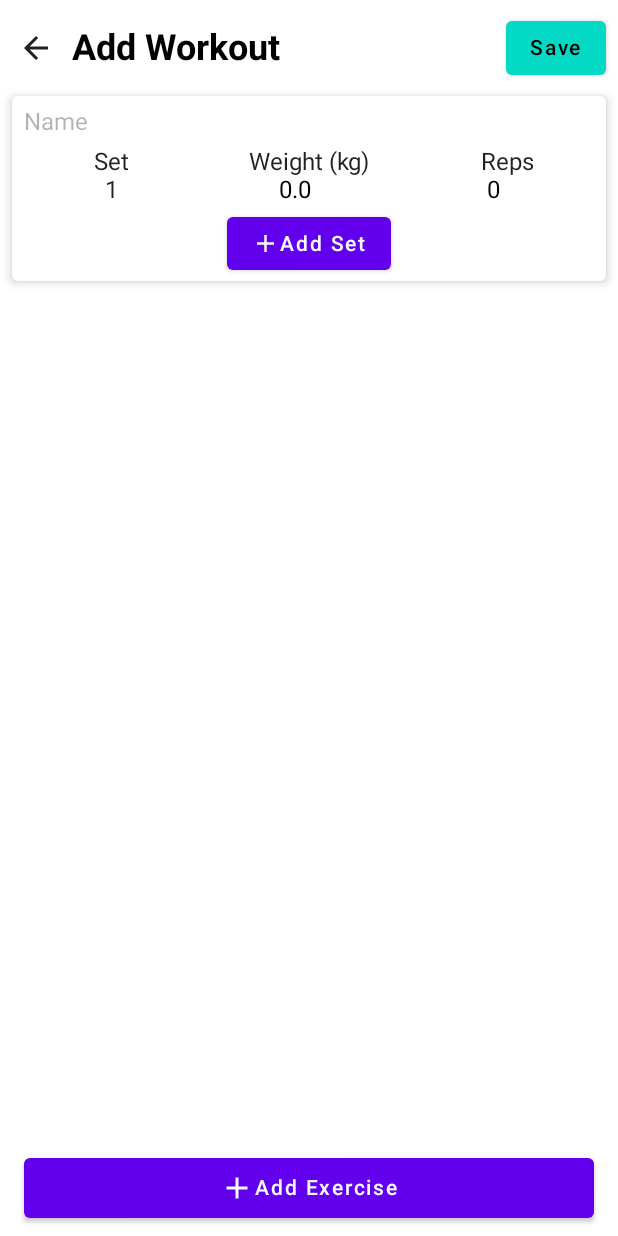
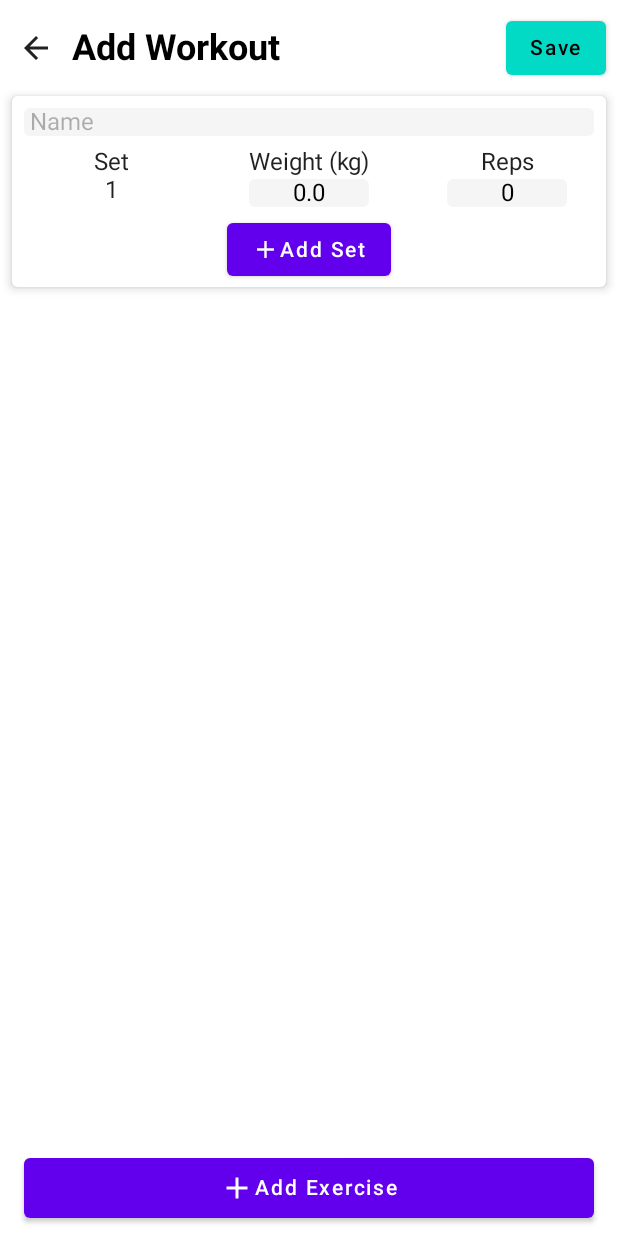
Before and after one commit to dillonpike/Gym-Tracker, an Android app built with Jetpack Compose: the WorkoutTrackingScreen screen opened through its navigation route, on a phone screen of 412 x 824 dp. Run offline under Robolectric (Android 15) with nearby library versions, the phone set to English and light mode, and no system bars; our stand-ins replace Room's generated code, livedata-compose.

Commit message:
UI updates

```diff
--- /dev/null
+++ b/app/src/main/java/nz/ac/uclive/dkp33/fitnesstracker/ui/composables/CustomTextField.kt
@@ -0,0 +1,82 @@
+package nz.ac.uclive.dkp33.fitnesstracker.ui.composables
+
+import androidx.compose.foundation.background
+import androidx.compose.foundation.isSystemInDarkTheme
+import androidx.compose.foundation.layout.Box
+import androidx.compose.foundation.layout.Row
+import androidx.compose.foundation.layout.padding
+import androidx.compose.foundation.layout.width
+import androidx.compose.foundation.text.BasicTextField
+import androidx.compose.foundation.text.KeyboardOptions
+import androidx.compose.material.LocalTextStyle
+import androidx.compose.material.MaterialTheme
+import androidx.compose.material.Text
+import androidx.compose.runtime.Composable
+import androidx.compose.ui.Alignment
+import androidx.compose.ui.Modifier
+import androidx.compose.ui.graphics.Color
+import androidx.compose.ui.graphics.SolidColor
+import androidx.compose.ui.res.stringResource
+import androidx.compose.ui.text.style.TextAlign
+import androidx.compose.ui.unit.Dp
+import androidx.compose.ui.unit.TextUnit
+import androidx.compose.ui.unit.dp
+import nz.ac.uclive.dkp33.fitnesstracker.R
+import nz.ac.uclive.dkp33.fitnesstracker.ui.theme.LightLightGray
+
+@Composable
+fun CustomTextField(
+    value: String,
+    onValueChange: (String) -> Unit,
+    modifier: Modifier = Modifier,
+    leadingIcon: (@Composable () -> Unit)? = null,
+    trailingIcon: (@Composable () -> Unit)? = null,
+    placeholderText: String = stringResource(R.string.text_field_placeholder),
+    fontSize: TextUnit = MaterialTheme.typography.body2.fontSize,
+    textAlign: TextAlign = TextAlign.Left,
+    keyboardOptions: KeyboardOptions = KeyboardOptions.Default,
+    width: Dp = 80.dp
+) {
+    val backgroundColor = if (isSystemInDarkTheme()) {
+        Color.DarkGray
+    } else {
+        LightLightGray
+    }
+    BasicTextField(
+        modifier = modifier
+            .background(
+                backgroundColor,
+                MaterialTheme.shapes.small,
+            )
+            .width(width),
+        value = value,
+        onValueChange = { onValueChange(it) },
+        keyboardOptions = keyboardOptions,
+        singleLine = true,
+        cursorBrush = SolidColor(MaterialTheme.colors.primary),
+        textStyle = LocalTextStyle.current.copy(
+            color = MaterialTheme.colors.onSurface,
+            fontSize = fontSize,
+            textAlign = textAlign
+        ),
+        decorationBox = { innerTextField ->
+            Row(
+                verticalAlignment = Alignment.CenterVertically,
+                modifier = Modifier.padding(horizontal = 4.dp)
+            ) {
+                if (leadingIcon != null) leadingIcon()
+                Box(Modifier.weight(1f)) {
+                    if (value.isEmpty()) Text(
+                        placeholderText,
+                        style = LocalTextStyle.current.copy(
+                            color = MaterialTheme.colors.onSurface.copy(alpha = 0.3f),
+                            fontSize = fontSize
+                        )
+                    )
+                    innerTextField()
+                }
+                if (trailingIcon != null) trailingIcon()
+            }
+        }
+    )
+}
--- a/app/src/main/java/nz/ac/uclive/dkp33/fitnesstracker/ui/screens/AddWorkoutScreen.kt
+++ b/app/src/main/java/nz/ac/uclive/dkp33/fitnesstracker/ui/screens/AddWorkoutScreen.kt
@@ -2,11 +2,9 @@ package nz.ac.uclive.dkp33.fitnesstracker.ui.screens
 
 import android.annotation.SuppressLint
 import android.widget.Toast
-import androidx.compose.foundation.background
 import androidx.compose.foundation.layout.*
 import androidx.compose.foundation.lazy.LazyColumn
 import androidx.compose.foundation.lazy.itemsIndexed
-import androidx.compose.foundation.text.BasicTextField
 import androidx.compose.foundation.text.KeyboardOptions
 import androidx.compose.material.*
 import androidx.compose.material.MaterialTheme.colors
@@ -18,25 +16,23 @@ import androidx.compose.runtime.livedata.observeAsState
 import androidx.compose.ui.Alignment
 import androidx.compose.ui.ExperimentalComposeUiApi
 import androidx.compose.ui.Modifier
-import androidx.compose.ui.graphics.SolidColor
 import androidx.compose.ui.platform.LocalContext
 import androidx.compose.ui.res.stringResource
-import androidx.compose.ui.text.font.FontWeight
 import androidx.compose.ui.text.input.KeyboardType
 import androidx.compose.ui.text.style.TextAlign
 import androidx.compose.ui.tooling.preview.Preview
-import androidx.compose.ui.unit.TextUnit
 import androidx.compose.ui.unit.dp
 import androidx.compose.ui.unit.sp
 import androidx.lifecycle.viewmodel.compose.viewModel
 import androidx.navigation.NavController
 import androidx.navigation.compose.rememberNavController
-import nz.ac.uclive.dkp33.fitnesstracker.ui.AppViewModelProvider
 import nz.ac.uclive.dkp33.fitnesstracker.R
 import nz.ac.uclive.dkp33.fitnesstracker.Screen
 import nz.ac.uclive.dkp33.fitnesstracker.model.Exercise
 import nz.ac.uclive.dkp33.fitnesstracker.model.WorkoutViewModel
+import nz.ac.uclive.dkp33.fitnesstracker.ui.AppViewModelProvider
 import nz.ac.uclive.dkp33.fitnesstracker.ui.composables.BackButton
+import nz.ac.uclive.dkp33.fitnesstracker.ui.composables.CustomTextField
 import nz.ac.uclive.dkp33.fitnesstracker.ui.composables.ScreenHeading
 import nz.ac.uclive.dkp33.fitnesstracker.ui.theme.FitnessTrackerTheme
 
@@ -50,7 +46,9 @@ fun WorkoutTrackingScreen(navController: NavController, workoutViewModel: Workou
         topBar = {
             Row(
                 verticalAlignment = Alignment.CenterVertically,
-                modifier = Modifier.fillMaxWidth().padding(top = 8.dp)
+                modifier = Modifier
+                    .fillMaxWidth()
+                    .padding(top = 8.dp)
             ) {
                 BackButton(navController)
                 ScreenHeading(text = stringResource(R.string.add_workout_heading))
@@ -111,7 +109,9 @@ private fun AddExerciseButton(workoutViewModel: WorkoutViewModel) {
         onClick = {
             workoutViewModel.addExercise()
         },
-        modifier = Modifier.fillMaxWidth().padding(vertical = 8.dp, horizontal=16.dp)
+        modifier = Modifier
+            .fillMaxWidth()
+            .padding(vertical = 8.dp, horizontal = 16.dp)
     ) {
         Icon(
             imageVector = Icons.Default.Add,
@@ -148,12 +148,16 @@ private fun NameTextField(value : String, onValueChange: (String) -> Unit) {
         onValueChange = { onValueChange(it) },
         fontSize = 16.sp,
         placeholderText = stringResource(R.string.text_field_name_placeholder),
-        modifier = Modifier.padding(8.dp)
+        modifier = Modifier.padding(8.dp),
+        width = 1000.dp
     )
 }
 
 @Composable
 private fun SetTextField(value: String, onValueChange: (String) -> Unit) {
+    Box(
+        modifier = Modifier.padding(2.dp)
+    ) {
         CustomTextField(
             value = value,
             onValueChange = { onValueChange(it) },
@@ -161,6 +165,7 @@ private fun SetTextField(value: String, onValueChange: (String) -> Unit) {
             textAlign = TextAlign.Center,
             keyboardOptions = KeyboardOptions.Default.copy(keyboardType = KeyboardType.Number)
         )
+    }
 }
 
 @Composable
@@ -230,56 +235,6 @@ private fun SetRows(workoutViewModel: WorkoutViewModel, exercise: Exercise, exer
     }
 }
 
-@Composable
-private fun CustomTextField(
-    value: String,
-    onValueChange: (String) -> Unit,
-    modifier: Modifier = Modifier,
-    leadingIcon: (@Composable () -> Unit)? = null,
-    trailingIcon: (@Composable () -> Unit)? = null,
-    placeholderText: String = stringResource(R.string.text_field_placeholder),
-    fontSize: TextUnit = MaterialTheme.typography.body2.fontSize,
-    textAlign: TextAlign = TextAlign.Left,
-    keyboardOptions: KeyboardOptions = KeyboardOptions.Default
-) {
-    BasicTextField(
-//        modifier = modifier
-//        .background(
-//            MaterialTheme.colors.surface,
-//            MaterialTheme.shapes.small,
-//        ),
-        value = value,
-        onValueChange = { onValueChange(it) },
-        keyboardOptions = keyboardOptions,
-        singleLine = true,
-        cursorBrush = SolidColor(colors.primary),
-        textStyle = LocalTextStyle.current.copy(
-            color = colors.onSurface,
-            fontSize = fontSize,
-            textAlign = textAlign
-        ),
-        decorationBox = { innerTextField ->
-            Row(
-                modifier,
-                verticalAlignment = Alignment.CenterVertically
-            ) {
-                if (leadingIcon != null) leadingIcon()
-                Box(Modifier.weight(1f)) {
-                    if (value.isEmpty()) Text(
-                        placeholderText,
-                        style = LocalTextStyle.current.copy(
-                            color = colors.onSurface.copy(alpha = 0.3f),
-                            fontSize = fontSize
-                        )
-                    )
-                    innerTextField()
-                }
-                if (trailingIcon != null) trailingIcon()
-            }
-        }
-    )
-}
-
 @Preview(showBackground = true)
 @Composable
 fun DefaultPreview() {
--- a/app/src/main/java/nz/ac/uclive/dkp33/fitnesstracker/ui/theme/Color.kt
+++ b/app/src/main/java/nz/ac/uclive/dkp33/fitnesstracker/ui/theme/Color.kt
@@ -6,3 +6,4 @@ val Purple200 = Color(0xFFBB86FC)
 val Purple500 = Color(0xFF6200EE)
 val Purple700 = Color(0xFF3700B3)
 val Teal200 = Color(0xFF03DAC5)
+val LightLightGray = Color(0xFFF5F5F5)
--- a/app/src/main/java/nz/ac/uclive/dkp33/fitnesstracker/ui/theme/Theme.kt
+++ b/app/src/main/java/nz/ac/uclive/dkp33/fitnesstracker/ui/theme/Theme.kt
@@ -15,7 +15,7 @@ private val DarkColorPalette = darkColors(
 private val LightColorPalette = lightColors(
     primary = Purple500,
     primaryVariant = Purple700,
-    secondary = Teal200
+    secondary = Teal200,
 
     /* Other default colors to override
     background = Color.White,
```
Lines whose indentation alone changed are shown as unchanged.
